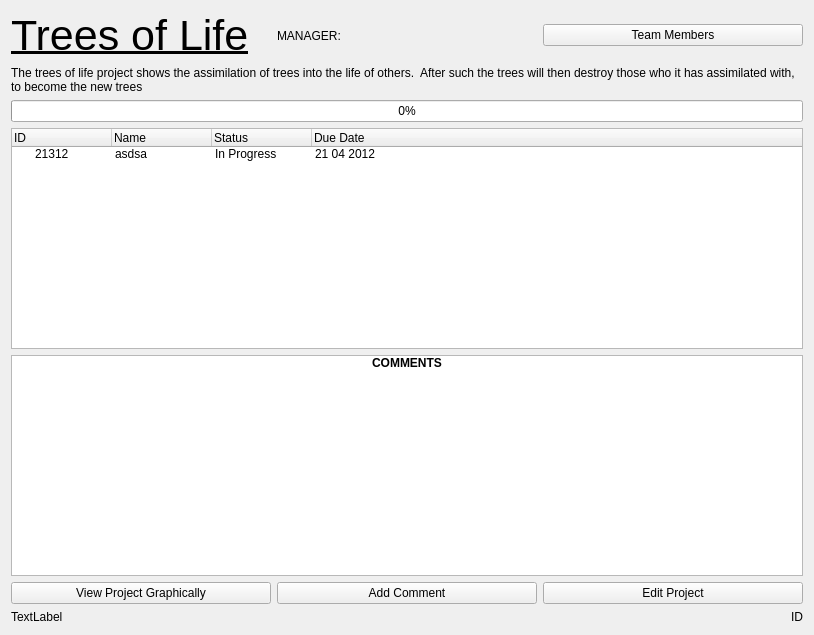
Before: the Qt Designer form Project.ui in CDDDJ-A-2015/Project, drawn with Qt 5.
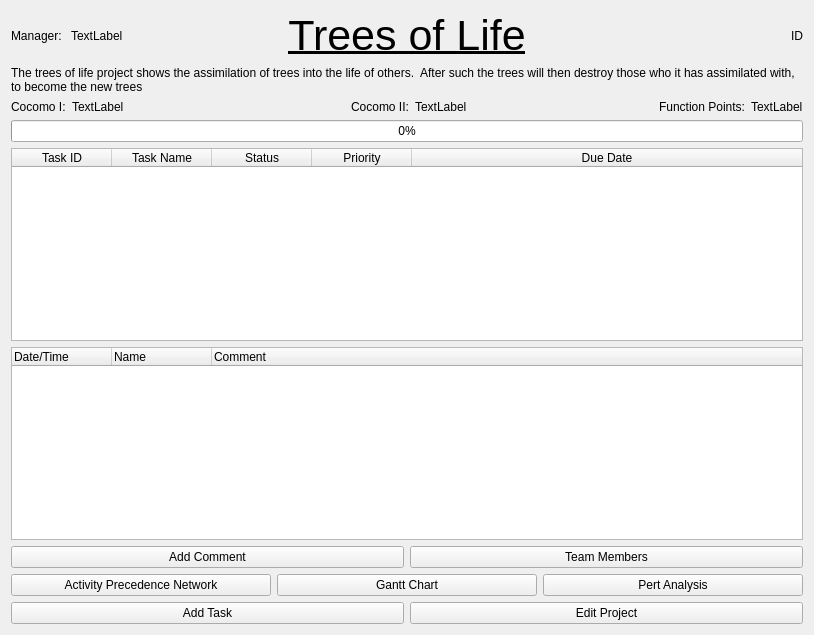
After: the same form once the commit is applied.

Diff of the .ui file:
```diff
--- a/Project.ui
+++ b/Project.ui
@@ -19,7 +19,31 @@
      <item>
       <layout class="QHBoxLayout" name="horizontalLayout">
        <item>
-        <widget class="QLabel" name="projName">
+        <layout class="QHBoxLayout" name="horizontalLayout_4">
+         <item>
+          <widget class="QLabel" name="lDispManager">
+           <property name="sizePolicy">
+            <sizepolicy hsizetype="Maximum" vsizetype="Preferred">
+             <horstretch>0</horstretch>
+             <verstretch>0</verstretch>
+            </sizepolicy>
+           </property>
+           <property name="text">
+            <string>Manager: </string>
+           </property>
+          </widget>
+         </item>
+         <item>
+          <widget class="QLabel" name="lManager">
+           <property name="text">
+            <string>TextLabel</string>
+           </property>
+          </widget>
+         </item>
+        </layout>
+       </item>
+       <item>
+        <widget class="QLabel" name="lName">
          <property name="font">
           <font>
            <pointsize>32</pointsize>
@@ -29,19 +53,18 @@
          <property name="text">
           <string>Trees of Life</string>
          </property>
-        </widget>
-       </item>
-       <item>
-        <widget class="QLabel" name="lManager">
-         <property name="text">
-          <string>MANAGER:</string>
+         <property name="alignment">
+          <set>Qt::AlignCenter</set>
          </property>
         </widget>
        </item>
        <item>
-        <widget class="QPushButton" name="bTeamMembers">
+        <widget class="QLabel" name="lProjectID">
          <property name="text">
-          <string>Team Members</string>
+          <string>ID</string>
+         </property>
+         <property name="alignment">
+          <set>Qt::AlignRight|Qt::AlignTrailing|Qt::AlignVCenter</set>
          </property>
         </widget>
        </item>
@@ -60,6 +83,79 @@
        </property>
       </widget>
      </item>
+     <item>
+      <layout class="QHBoxLayout" name="horizontalLayout_2">
+       <item>
+        <widget class="QLabel" name="lDispC1">
+         <property name="sizePolicy">
+          <sizepolicy hsizetype="Maximum" vsizetype="Preferred">
+           <horstretch>0</horstretch>
+           <verstretch>0</verstretch>
+          </sizepolicy>
+         </property>
+         <property name="text">
+          <string>Cocomo I:</string>
+         </property>
+        </widget>
+       </item>
+       <item>
+        <widget class="QLabel" name="lC1">
+         <property name="text">
+          <string>TextLabel</string>
+         </property>
+        </widget>
+       </item>
+       <item>
+        <widget class="QLabel" name="lDispC2">
+         <property name="sizePolicy">
+          <sizepolicy hsizetype="Maximum" vsizetype="Preferred">
+           <horstretch>0</horstretch>
+           <verstretch>0</verstretch>
+          </sizepolicy>
+         </property>
+         <property name="text">
+          <string>Cocomo II:</string>
+         </property>
+        </widget>
+       </item>
+       <item>
+        <widget class="QLabel" name="lC2">
+         <property name="sizePolicy">
+          <sizepolicy hsizetype="Maximum" vsizetype="Preferred">
+           <horstretch>0</horstretch>
+           <verstretch>0</verstretch>
+          </sizepolicy>
+         </property>
+         <property name="text">
+          <string>TextLabel</string>
+         </property>
+        </widget>
+       </item>
+       <item>
+        <widget class="QLabel" name="lDispFP">
+         <property name="text">
+          <string>Function Points:</string>
+         </property>
+         <property name="alignment">
+          <set>Qt::AlignRight|Qt::AlignTrailing|Qt::AlignVCenter</set>
+         </property>
+        </widget>
+       </item>
+       <item>
+        <widget class="QLabel" name="lFP">
+         <property name="sizePolicy">
+          <sizepolicy hsizetype="Maximum" vsizetype="Preferred">
+           <horstretch>0</horstretch>
+           <verstretch>0</verstretch>
+          </sizepolicy>
+         </property>
+         <property name="text">
+          <string>TextLabel</string>
+         </property>
+        </widget>
+       </item>
+      </layout>
+     </item>
      <item>
       <widget class="QProgressBar" name="projProgress">
        <property name="value">
@@ -83,69 +179,69 @@
        </property>
        <column>
         <property name="text">
-         <string>ID</string>
+         <string>Task ID</string>
+        </property>
+        <property name="textAlignment">
+         <set>AlignHCenter|AlignVCenter|AlignCenter</set>
         </property>
        </column>
        <column>
         <property name="text">
-         <string>Name</string>
+         <string>Task Name</string>
+        </property>
+        <property name="textAlignment">
+         <set>AlignHCenter|AlignVCenter|AlignCenter</set>
         </property>
        </column>
        <column>
         <property name="text">
          <string>Status</string>
         </property>
+        <property name="textAlignment">
+         <set>AlignHCenter|AlignVCenter|AlignCenter</set>
+        </property>
+       </column>
+       <column>
+        <property name="text">
+         <string>Priority</string>
+        </property>
+        <property name="textAlignment">
+         <set>AlignHCenter|AlignVCenter|AlignCenter</set>
+        </property>
        </column>
        <column>
         <property name="text">
          <string>Due Date</string>
         </property>
+        <property name="textAlignment">
+         <set>AlignHCenter|AlignVCenter|AlignCenter</set>
+        </property>
        </column>
-       <item>
-        <property name="text">
-         <string>21312</string>
-        </property>
-        <property name="text">
-         <string>asdsa</string>
-        </property>
-        <property name="text">
-         <string>In Progress</string>
-        </property>
-        <property name="text">
-         <string>21 04 2012</string>
-        </property>
-       </item>
       </widget>
      </item>
      <item>
-      <widget class="QListWidget" name="listComments">
-       <item>
+      <widget class="QTreeWidget" name="tComments">
+       <column>
         <property name="text">
-         <string>COMMENTS</string>
+         <string>Date/Time</string>
         </property>
-        <property name="font">
-         <font>
-          <weight>75</weight>
-          <bold>true</bold>
-         </font>
+       </column>
+       <column>
+        <property name="text">
+         <string>Name</string>
         </property>
-        <property name="textAlignment">
-         <set>AlignHCenter|AlignVCenter|AlignCenter</set>
+       </column>
+       <column>
+        <property name="text">
+         <string>Comment</string>
         </property>
-       </item>
+       </column>
       </widget>
      </item>
     </layout>
    </item>
    <item>
     <layout class="QHBoxLayout" name="horizontalLayout_3">
-     <item>
-      <widget class="QPushButton" name="bViewGraphics">
-       <property name="text">
-        <string>View Project Graphically</string>
-       </property>
-      </widget>
-     </item>
      <item>
       <widget class="QPushButton" name="bAddComment">
        <property name="text">
@@ -154,35 +250,65 @@
       </widget>
      </item>
      <item>
-      <widget class="QPushButton" name="bEditProject">
+      <widget class="QPushButton" name="bTeamMembers">
        <property name="text">
-        <string>Edit Project</string>
+        <string>Team Members</string>
        </property>
       </widget>
      </item>
     </layout>
    </item>
    <item>
-    <layout class="QHBoxLayout" name="horizontalLayout_2">
+    <layout class="QHBoxLayout" name="horizontalLayout_5">
      <item>
-      <widget class="QLabel" name="label_3">
+      <widget class="QPushButton" name="bAPN">
        <property name="text">
-        <string>TextLabel</string>
+        <string>Activity Precedence Network</string>
        </property>
       </widget>
      </item>
      <item>
-      <widget class="QLabel" name="lProjectID">
+      <widget class="QPushButton" name="bGantt">
        <property name="text">
-        <string>ID</string>
+        <string>Gantt Chart</string>
        </property>
-       <property name="alignment">
-        <set>Qt::AlignRight|Qt::AlignTrailing|Qt::AlignVCenter</set>
+      </widget>
+     </item>
+     <item>
+      <widget class="QPushButton" name="bPert">
+       <property name="text">
+        <string>Pert Analysis</string>
        </property>
       </widget>
      </item>
     </layout>
    </item>
+   <item>
+    <widget class="QWidget" name="wCanEdit" native="true">
+     <layout class="QHBoxLayout" name="horizontalLayout_6">
+      <property name="spacing">
+       <number>6</number>
+      </property>
+      <property name="margin">
+       <number>0</number>
+      </property>
+      <item>
+       <widget class="QPushButton" name="bAddTask">
+        <property name="text">
+         <string>Add Task</string>
+        </property>
+       </widget>
+      </item>
+      <item>
+       <widget class="QPushButton" name="bEditProject">
+        <property name="text">
+         <string>Edit Project</string>
+        </property>
+       </widget>
+      </item>
+     </layout>
+    </widget>
+   </item>
   </layout>
  </widget>
  <resources/>
```
Left out of the diff: 2 changed lines with no effect on the pictures.
